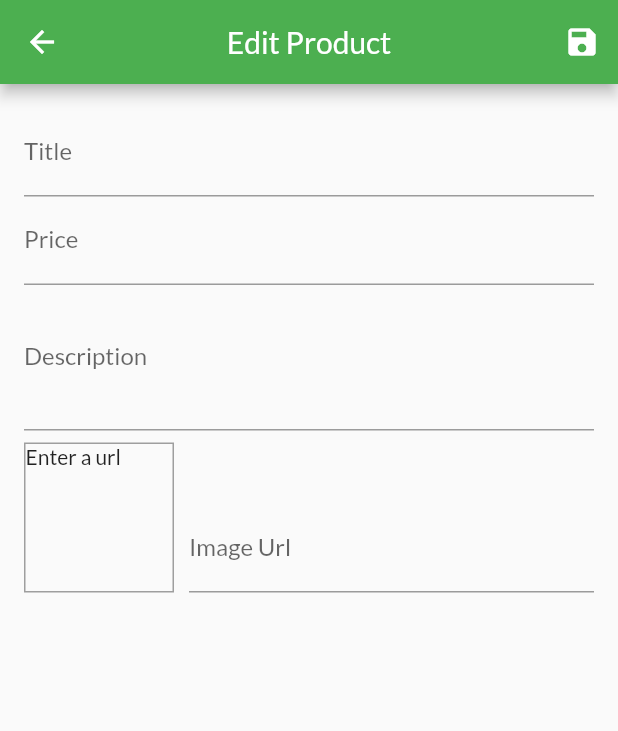
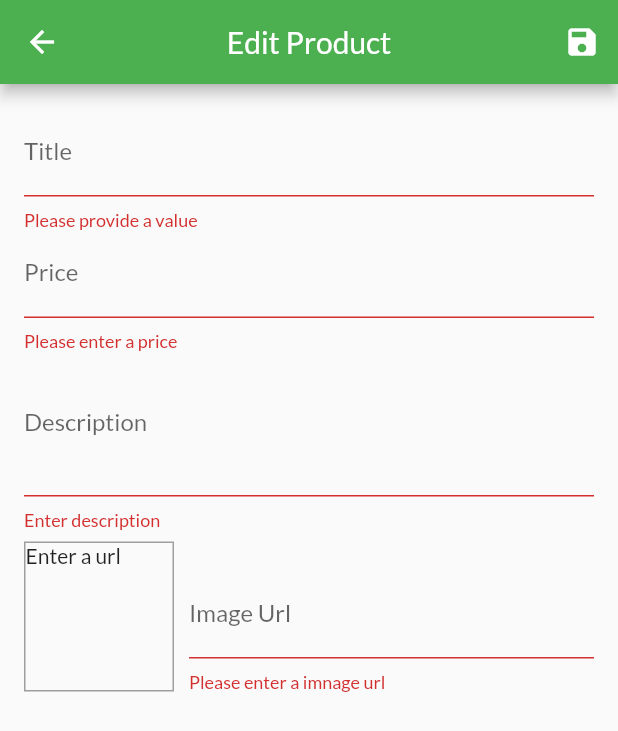
Before and after one commit to MahdiMurshed/goriber_daravely, a Flutter app: the EditProductScreen screen opened by its route, after a tap on the "save" icon, on a phone screen of 412 x 824 dp. Shown: the top 731 px of the screen. Run offline on Flutter 3.47's test engine with Material 2 defaults, Android fonts, the phone set to English and light mode, and no system bars; network calls fail.

Commit message:
validating,saving,updating product,deleting

```diff
--- a/lib/screen/edit_product_screen.dart
+++ b/lib/screen/edit_product_screen.dart
@@ -1,7 +1,9 @@
 //4.Form
 
 import 'package:flutter/material.dart';
+import 'package:provider/provider.dart';
 import 'package:shop_app/providers/product.dart';
+import 'package:shop_app/providers/products.dart';
 
 class EditProductScreen extends StatefulWidget {
   static const routeName = '/edit-product';
@@ -23,6 +25,12 @@ class _EditProductScreenState extends State<EditProductScreen> {
   //8
   Product _editedProduct =
       Product(id: null, title: '', description: '', price: 0, imageUrl: '');
+  var _initVal = {
+    'title': '',
+    'description': '',
+    'price': '',
+    'imageUrl': '',
+  };
 //6
 
   @override
@@ -30,6 +38,29 @@ class _EditProductScreenState extends State<EditProductScreen> {
     //everytime whn focus changes _updateform willl be called
     _imageurlFocus.addListener(_updateimageUrl);
     super.initState();
+  }
+
+  var isinit = true;
+  @override
+  void didChangeDependencies() {
+    // TODO: implement didChangeDependencies
+    if (isinit) {
+      final productId = ModalRoute.of(context).settings.arguments as String;
+      if (productId != null) {
+        _editedProduct = Provider.of<Products>(context, listen: false)
+            .getItemById(productId);
+        _initVal = {
+          'title': _editedProduct.title,
+          'description': _editedProduct.description,
+          'price': _editedProduct.price.toString(),
+          // 'imageUrl':_editedProduct.imageUrl,
+          'imageUrl': '',
+        };
+        _imageUrlController.text = _editedProduct.imageUrl;
+      }
+    }
+    isinit = false;
+    super.didChangeDependencies();
   }
 
   @override
@@ -50,11 +81,25 @@ class _EditProductScreenState extends State<EditProductScreen> {
 
 //8
   void _saveForm() {
+
+    //9
+    final isVal = _form.currentState.validate();
+    if (!isVal) {
+      return;
+    }
     _form.currentState.save();
     print(_editedProduct.title);
     print(_editedProduct.price);
     print(_editedProduct.description);
     print(_editedProduct.imageUrl);
+    if(_editedProduct.id!=null){
+      Provider.of<Products>(context, listen: false).updateProduct(_editedProduct.id, _editedProduct);
+    }else{
+      Provider.of<Products>(context, listen: false).addProduct(_editedProduct);
+
+    }
+
+    Navigator.of(context).pop();
   }
 
   @override
@@ -73,11 +118,16 @@ class _EditProductScreenState extends State<EditProductScreen> {
           child: ListView(
             children: [
               TextFormField(
+                initialValue: _initVal['title'],
                 decoration: InputDecoration(labelText: 'Title'),
                 textInputAction: TextInputAction.next,
                 //5.
                 onFieldSubmitted: (_) {
                   FocusScope.of(context).requestFocus(_priceFocusNode);
+                },
+                //9 validating
+                validator: (val) {
+                  return val.isEmpty ? 'Please provide a value' : null;
                 },
                 onSaved: (val) {
                   _editedProduct = Product(
@@ -85,11 +135,14 @@ class _EditProductScreenState extends State<EditProductScreen> {
                       title: val,
                       description: _editedProduct.description,
                       price: _editedProduct.price,
-                      imageUrl: _editedProduct.imageUrl);
+                      imageUrl: _editedProduct.imageUrl,
+                      isFavorite: _editedProduct.isFavorite
+                      );
                 },
               ),
               //5.
               TextFormField(
+                initialValue: _initVal['price'],
                 decoration: InputDecoration(labelText: 'Price'),
                 textInputAction: TextInputAction.next,
                 //5 managing form focus
@@ -98,17 +151,31 @@ class _EditProductScreenState extends State<EditProductScreen> {
                 onFieldSubmitted: (_) {
                   FocusScope.of(context).requestFocus(_descFocusNode);
                 },
+                validator: (val) {
+                  if (val.isEmpty) {
+                    return 'Please enter a price';
+                  }
+                  if (double.tryParse(val) == null) {
+                    return 'Please enter a valid number';
+                  }
+                  if (double.parse(val) <= 0) {
+                    return 'Please enter a valid number';
+                  }
+                  return null;
+                },
                 onSaved: (val) {
                   _editedProduct = Product(
                       id: _editedProduct.id,
                       title: _editedProduct.title,
                       description: _editedProduct.description,
                       price: double.parse(val),
+                      isFavorite: _editedProduct.isFavorite,
                       imageUrl: _editedProduct.imageUrl);
                 },
               ),
               //6
               TextFormField(
+                initialValue: _initVal['description'],
                 decoration: InputDecoration(labelText: 'Description'),
                 maxLines: 3,
                 keyboardType: TextInputType.multiline,
@@ -117,9 +184,13 @@ class _EditProductScreenState extends State<EditProductScreen> {
                   _editedProduct = Product(
                       id: _editedProduct.id,
                       title: _editedProduct.title,
+                      isFavorite: _editedProduct.isFavorite,
                       description: val,
                       price: _editedProduct.price,
                       imageUrl: _editedProduct.imageUrl);
+                },
+                validator: (val) {
+                  return val.isEmpty ? 'Enter description' : null;
                 },
               ),
               //7
@@ -143,6 +214,7 @@ class _EditProductScreenState extends State<EditProductScreen> {
                   ),
                   Expanded(
                     child: TextFormField(
+                      // initialValue: _initVal['imageUrl'],
                       decoration: InputDecoration(labelText: 'Image Url'),
                       keyboardType: TextInputType.url,
                       textInputAction: TextInputAction.done,
@@ -151,9 +223,16 @@ class _EditProductScreenState extends State<EditProductScreen> {
                       onFieldSubmitted: (_) {
                         _saveForm();
                       },
+                      validator: (val) {
+                        if (val.isEmpty) return 'Please enter a imnage url';
+                        if (!val.startsWith('http') && val.startsWith('https'))
+                          return 'Please enter a valid url';
+                        return null;
+                      },
                       onSaved: (val) {
                         _editedProduct = Product(
                             id: _editedProduct.id,
+                            isFavorite: _editedProduct.isFavorite,
                             title: _editedProduct.title,
                             description: _editedProduct.description,
                             price: _editedProduct.price,
--- a/lib/screen/user_product_screen.dart
+++ b/lib/screen/user_product_screen.dart
@@ -31,7 +31,7 @@ class UserProduct extends StatelessWidget {
             itemCount: products.items.length,
             itemBuilder: (_, i) => Column(
                   children: [
-                    UserProductItem(
+                    UserProductItem(products.items[i].id,
                         products.items[i].title, products.items[i].imageUrl),
                     Divider(),
                   ],
```
Also changed, not shown: lib/providers/products.dart (+26 -7 lines), lib/widgets/user_product_item.dart (+25 -7 lines).
